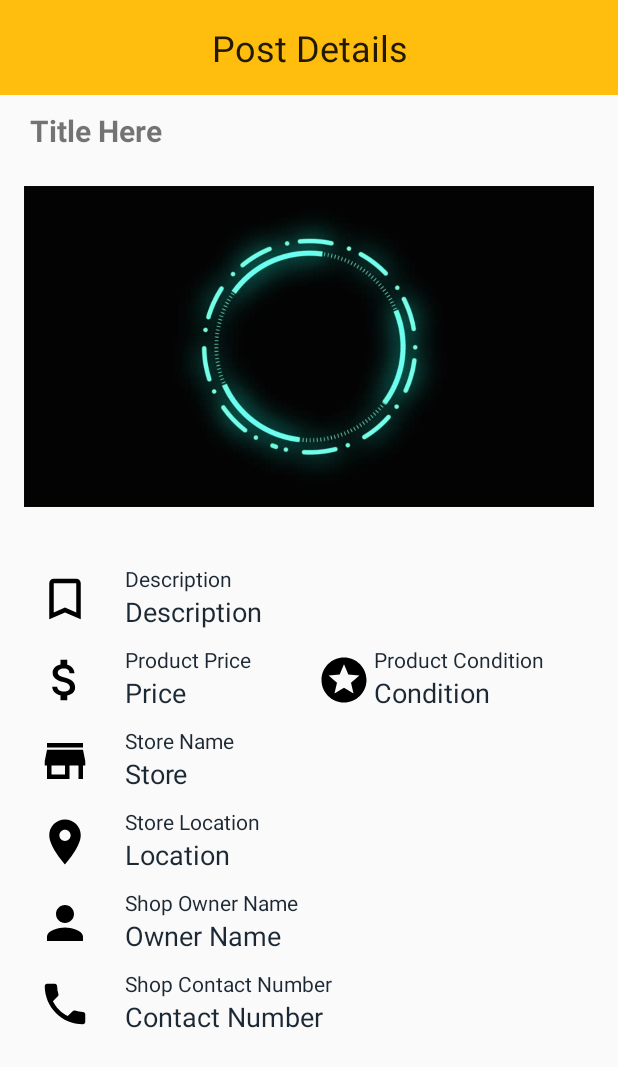
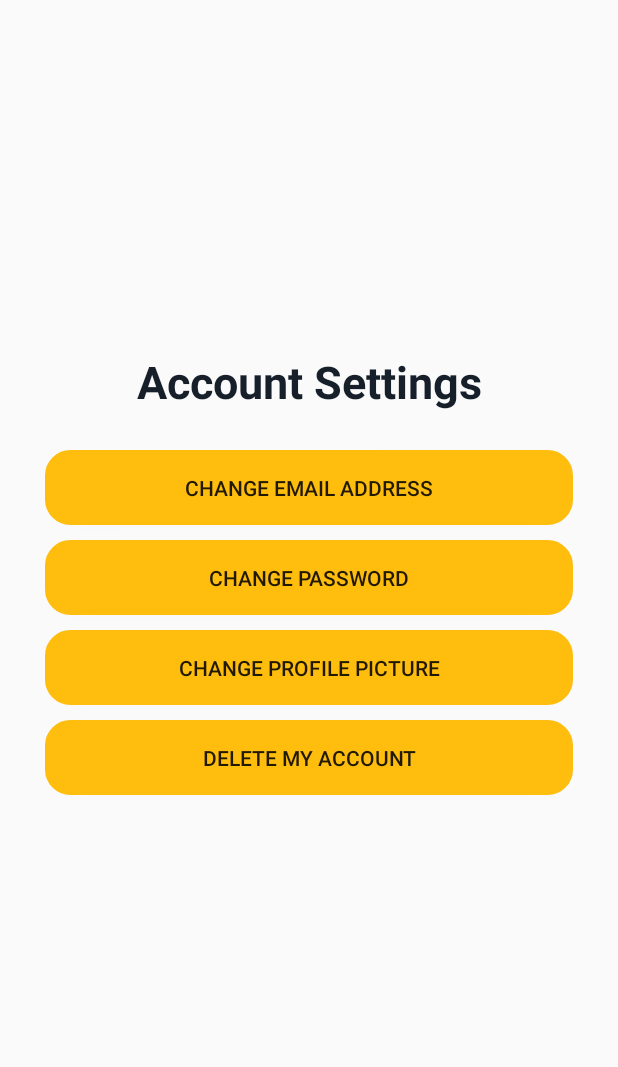
Before and after one commit to NiwanthaR/My_Mechanic_App, an Android app: the mechanic_dashboard screen opened directly, with no data from a screen before it, in the side drawer, after a tap on "Client Feedback", on a phone screen of 412 x 824 dp. Shown: the top 1067 px of the screen. Run offline under Robolectric (Android 15) with nearby library versions, the phone set to English and light mode, and no system bars; our stand-ins replace Firebase (no records; nobody signed in at launch, a user with empty details on screens opened directly), Picasso; 1 statement that could not run was skipped.

Commit message:
Few Modification

```diff
--- a/app/src/main/java/lk/demo/project/my_mechanic_app/views/mechanic_dashboard.java
+++ b/app/src/main/java/lk/demo/project/my_mechanic_app/views/mechanic_dashboard.java
@@ -205,7 +205,7 @@ public class mechanic_dashboard extends AppCompatActivity implements NavigationV
 
             case R.id.nav_myfeedback_mechanic:
                 Toast.makeText(mechanic_dashboard.this,"Client Feedback",Toast.LENGTH_SHORT).show();
-                startActivity(new Intent(mechanic_dashboard.this,mechanic_post_view_dash.class));
+                startActivity(new Intent(mechanic_dashboard.this,settings_panel.class));
                 break;
 
             case R.id.nav_my_wall_mechanic:
--- a/app/src/main/res/layout/single_add_ui.xml
+++ b/app/src/main/res/layout/single_add_ui.xml
@@ -3,7 +3,7 @@
     xmlns:android="http://schemas.android.com/apk/res/android"
     android:orientation="vertical"
     android:layout_marginBottom="8dp"
-    android:background="#D1EAFF"
+    android:background="#FFDD97"
     android:layout_width="match_parent"
     android:layout_height="wrap_content">
 
--- a/app/src/main/res/layout/single_seller_ui.xml
+++ b/app/src/main/res/layout/single_seller_ui.xml
@@ -3,6 +3,7 @@
     xmlns:android="http://schemas.android.com/apk/res/android"
     android:orientation="vertical"
     android:layout_marginTop="5dp"
+    android:background="#FFDD97"
     android:layout_width="match_parent"
     android:layout_height="wrap_content">
 
```
